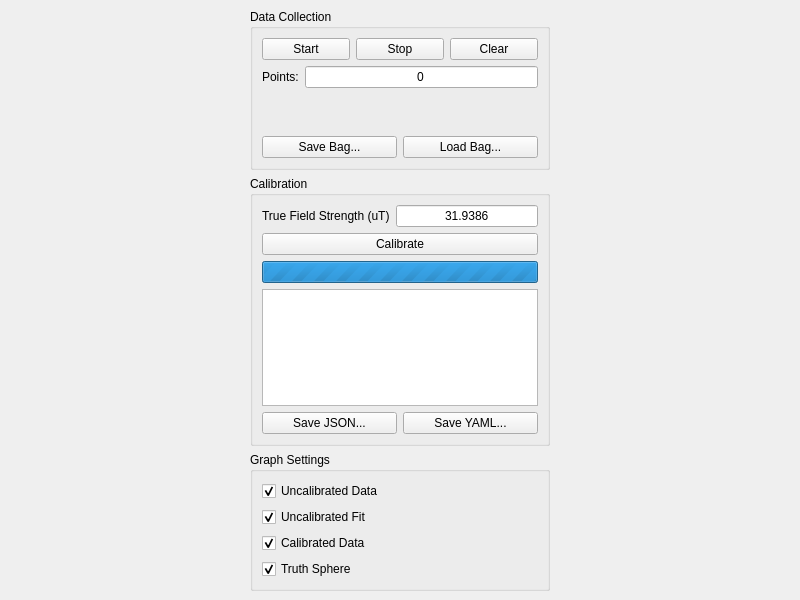
This is src/magnetometer/gui/fmain.ui in pcdangio/ros-calibration_imu as Qt 5 draws it before an edit. The edited form follows.
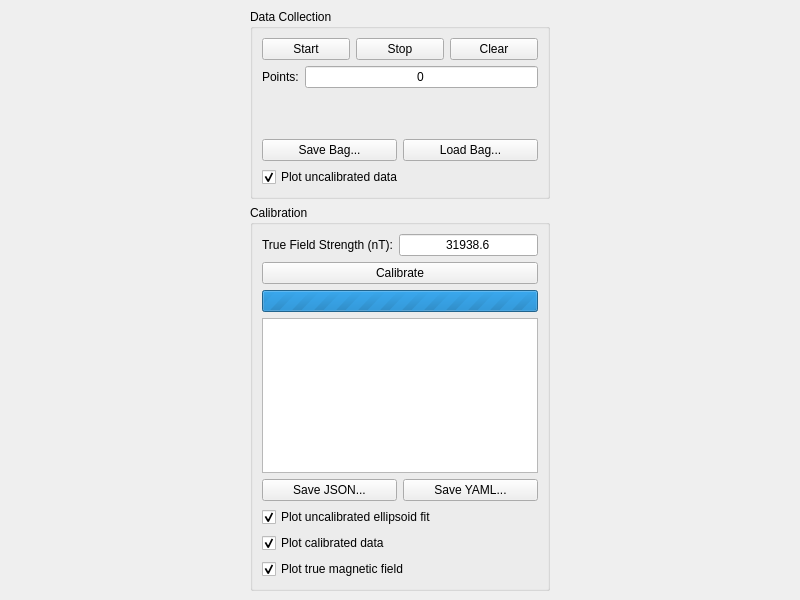
This is the edited form.

Commit message: magnetometer: updated form functionality

```diff
--- a/src/magnetometer/gui/fmain.ui
+++ b/src/magnetometer/gui/fmain.ui
@@ -22,13 +22,13 @@
         <property name="minimumSize">
          <size>
           <width>300</width>
-          <height>161</height>
+          <height>190</height>
          </size>
         </property>
         <property name="maximumSize">
          <size>
           <width>300</width>
-          <height>161</height>
+          <height>190</height>
          </size>
         </property>
         <property name="title">
@@ -115,6 +115,16 @@
            </item>
           </layout>
          </item>
+         <item>
+          <widget class="QCheckBox" name="checkbox_graph_uncalibrated">
+           <property name="text">
+            <string>Plot uncalibrated data</string>
+           </property>
+           <property name="checked">
+            <bool>true</bool>
+           </property>
+          </widget>
+         </item>
         </layout>
        </widget>
       </item>
@@ -135,20 +145,23 @@
         <property name="title">
          <string>Calibration</string>
         </property>
-        <layout class="QVBoxLayout" name="verticalLayout_2">
+        <layout class="QVBoxLayout" name="verticalLayout_3">
          <item>
-          <layout class="QHBoxLayout" name="horizontalLayout_4">
+          <layout class="QHBoxLayout" name="horizontalLayout_6">
            <item>
             <widget class="QLabel" name="label_field_strength">
              <property name="text">
-              <string>True Field Strength (uT)</string>
+              <string>True Field Strength (nT):</string>
+             </property>
+             <property name="alignment">
+              <set>Qt::AlignCenter</set>
              </property>
             </widget>
            </item>
            <item>
             <widget class="QLineEdit" name="lineedit_field_strength">
              <property name="text">
-              <string>31.9386</string>
+              <string>31938.6</string>
              </property>
              <property name="alignment">
               <set>Qt::AlignCenter</set>
@@ -172,9 +185,6 @@
            <property name="value">
             <number>-1</number>
            </property>
-           <property name="textVisible">
-            <bool>false</bool>
-           </property>
           </widget>
          </item>
          <item>
@@ -208,41 +218,10 @@
            </item>
           </layout>
          </item>
-        </layout>
-       </widget>
-      </item>
-      <item>
-       <widget class="QGroupBox" name="groupbox_graph">
-        <property name="minimumSize">
-         <size>
-          <width>300</width>
-          <height>0</height>
-         </size>
-        </property>
-        <property name="maximumSize">
-         <size>
-          <width>300</width>
-          <height>16777215</height>
-         </size>
-        </property>
-        <property name="title">
-         <string>Graph Settings</string>
-        </property>
-        <layout class="QVBoxLayout" name="verticalLayout_3">
-         <item>
-          <widget class="QCheckBox" name="checkbox_graph_uncalibrated">
-           <property name="text">
-            <string>Uncalibrated Data</string>
-           </property>
-           <property name="checked">
-            <bool>true</bool>
-           </property>
-          </widget>
-         </item>
          <item>
           <widget class="QCheckBox" name="checkbox_graph_fit">
            <property name="text">
-            <string>Uncalibrated Fit</string>
+            <string>Plot uncalibrated ellipsoid fit</string>
            </property>
            <property name="checked">
             <bool>true</bool>
@@ -252,7 +231,7 @@
          <item>
           <widget class="QCheckBox" name="checkbox_graph_calibrated">
            <property name="text">
-            <string>Calibrated Data</string>
+            <string>Plot calibrated data</string>
            </property>
            <property name="checked">
             <bool>true</bool>
@@ -262,7 +241,7 @@
          <item>
           <widget class="QCheckBox" name="checkbox_graph_truth">
            <property name="text">
-            <string>Truth Sphere</string>
+            <string>Plot true magnetic field</string>
            </property>
            <property name="checked">
             <bool>true</bool>
```
The commit also changes 2 other files.
